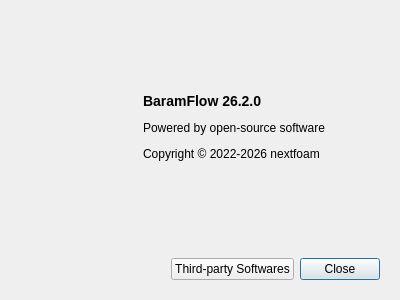
The window that baramFlow/view/main_window/menu/help/about_dialog.ui (xupeiwust/baram) describes before a commit, drawn with Qt 5.
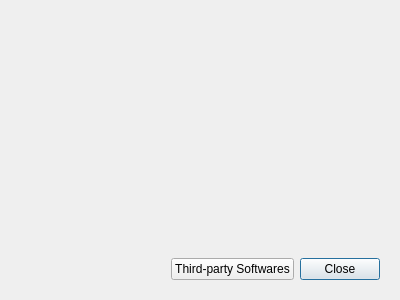
The same window after the commit.

Commit message: Issue baram#844 version info is now controlled in one place and included in the capture

```diff
--- a/baramFlow/view/main_window/menu/help/about_dialog.ui
+++ b/baramFlow/view/main_window/menu/help/about_dialog.ui
@@ -90,11 +90,7 @@
          </sizepolicy>
         </property>
         <property name="text">
-         <string>&lt;p&gt;&lt;b&gt;&lt;font size=&quot;4&quot;&gt;BaramFlow 26.2.0&lt;/font&gt;&lt;/b&gt;&lt;/p&gt;
-
-&lt;p&gt;Powered by open-source software&lt;/p&gt;
-
-&lt;p&gt;Copyright &amp;#169; 2022-2026 nextfoam&lt;/p&gt;</string>
+         <string/>
         </property>
        </widget>
       </item>
```
Left out of the diff: 2 changed lines with no effect on the pictures. The commit also changes 7 other files.
